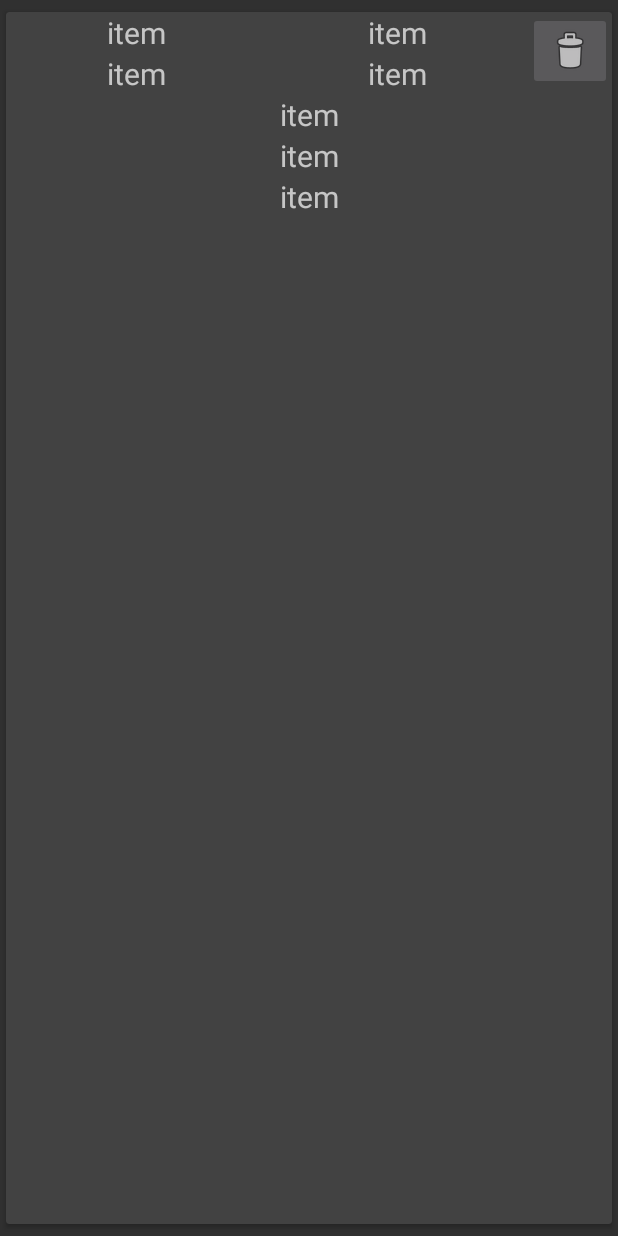
After one commit to parsiphall/LoganShopDriverHelper, an Android app: the layout delivery_item.xml on its own in the app's theme, with its tools: preview values and no code run, on a phone screen of 412 x 824 dp. The commit adds this screen. Run offline under Robolectric (Android 15) with nearby library versions, the phone set to English and light mode, and no system bars.

Commit message:
Delivery Item layout .xml ready

```diff
--- /dev/null
+++ b/app/src/main/res/layout/delivery_item.xml
@@ -0,0 +1,66 @@
+<?xml version="1.0" encoding="utf-8"?>
+<android.support.v7.widget.CardView
+        xmlns:android="http://schemas.android.com/apk/res/android"
+        android:layout_width="match_parent"
+        android:layout_height="match_parent"
+        android:layout_marginLeft="4dp"
+        android:layout_marginTop="8dp"
+        android:layout_marginRight="4dp"
+        android:layout_marginBottom="8dp">
+
+    <RelativeLayout
+            android:layout_width="wrap_content"
+            android:layout_height="wrap_content">
+        <LinearLayout
+                android:id="@+id/delivery_item_top"
+                android:layout_width="match_parent"
+                android:layout_height="wrap_content"
+                android:orientation="horizontal">
+            <LinearLayout
+                    android:layout_weight="5"
+                    android:layout_width="0dp"
+                    android:layout_height="wrap_content"
+                    android:orientation="vertical">
+                <LinearLayout
+                        android:layout_width="match_parent"
+                        android:layout_height="wrap_content">
+                    <TextView
+                            android:id="@+id/delivery_item_date"
+                            style="@style/deliveryItemTextView"/>
+                    <TextView
+                            android:id="@+id/delivery_item_work_type"
+                            style="@style/deliveryItemTextView"/>
+                </LinearLayout>
+                <LinearLayout
+                        android:layout_width="match_parent"
+                        android:layout_height="wrap_content">
+                    <TextView
+                            android:id="@+id/delivery_item_delivery_type"
+                            style="@style/deliveryItemTextView"/>
+                    <TextView
+                            android:id="@+id/delivery_item_pay_type"
+                            style="@style/deliveryItemTextView"/>
+                </LinearLayout>
+            </LinearLayout>
+            <ImageButton
+                    android:id="@+id/delivery_delete_button"
+                    android:layout_width="wrap_content"
+                    android:layout_height="wrap_content"
+                    android:layout_gravity="top"
+                    android:layout_weight="0"
+                    android:src="@android:drawable/ic_menu_delete"/>
+        </LinearLayout>
+        <TextView
+                android:id="@+id/delivery_item_address"
+                style="@style/deliveryItemTextViewWide"
+                android:layout_below="@id/delivery_item_top"/>
+        <TextView
+                android:id="@+id/delivery_item_cost"
+                style="@style/deliveryItemTextViewWide"
+                android:layout_below="@id/delivery_item_address"/>
+        <TextView
+                android:id="@+id/delivery_item_comment"
+                style="@style/deliveryItemTextViewWide"
+                android:layout_below="@id/delivery_item_cost"/>
+    </RelativeLayout>
+</android.support.v7.widget.CardView>
--- a/app/src/main/res/values/styles.xml
+++ b/app/src/main/res/values/styles.xml
@@ -54,5 +54,20 @@
         <item name="android:layout_height">wrap_content</item>
         <item name="android:textSize">20sp</item>
     </style>
-
+    <!-- Delivery item styles -->
+    <style name="deliveryItemTextView">
+        <item name="android:gravity">center</item>
+        <item name="android:layout_weight">1</item>
+        <item name="android:layout_width">0dp</item>
+        <item name="android:layout_height">wrap_content</item>
+        <item name="android:textSize">20sp</item>
+        <item name="android:hint">item</item>
+    </style>
+    <style name="deliveryItemTextViewWide">
+        <item name="android:gravity">center</item>
+        <item name="android:layout_width">match_parent</item>
+        <item name="android:layout_height">wrap_content</item>
+        <item name="android:textSize">20sp</item>
+        <item name="android:hint">item</item>
+    </style>
 </resources>
```
